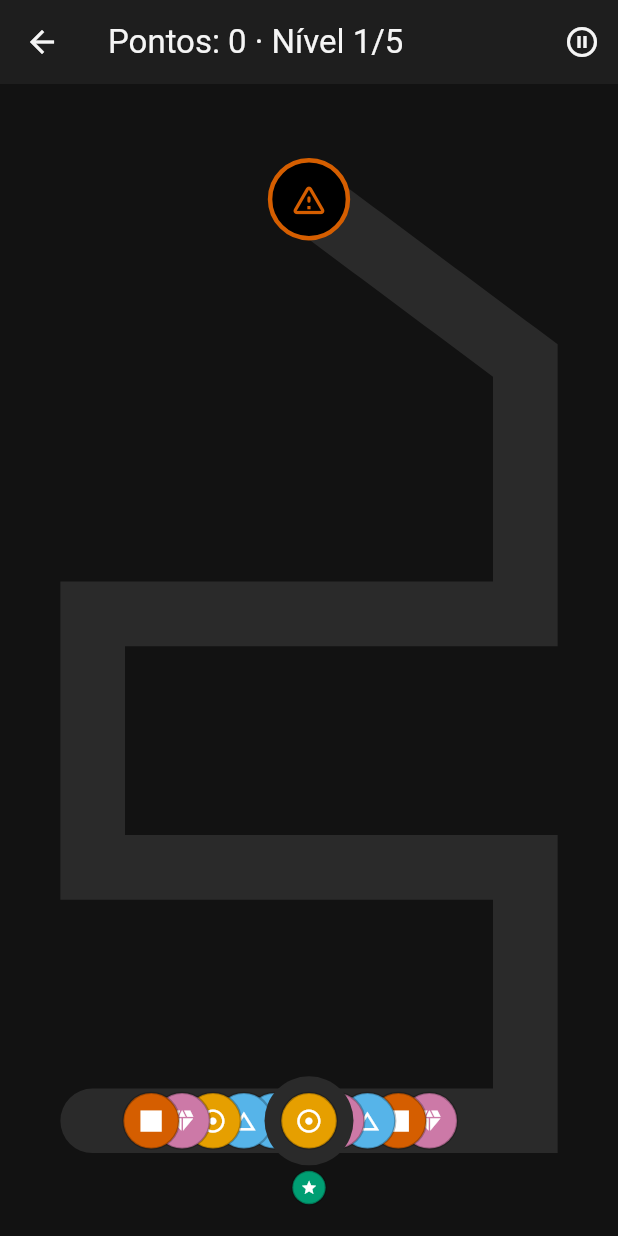
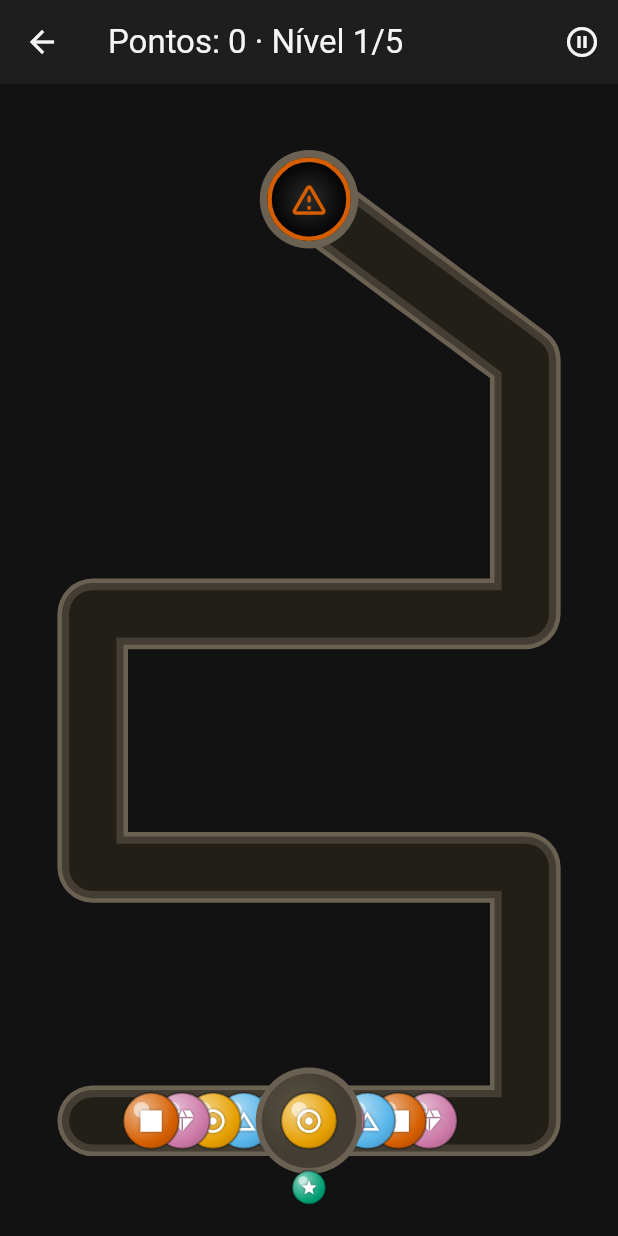
Before and after one commit to SCCPScar/CristianoGames, a Flutter app: the screen it shows after launch, after a tap on "ZUMA", on a phone screen of 412 x 824 dp. Run offline on Flutter 3.47's test engine with Material 3 defaults, Android fonts, the phone set to English and light mode, and no system bars; our stand-ins replace shared_preferences.

Commit message:
Dar visual retro-arcade aos blocos e bolas, mantendo acessibilidade
Blocos do Tetris ganham bisel de luz/sombra (efeito "gelatina" clássico)
dentro de uma moldura metálica no tabuleiro, e as bolas do Zuma ganham
gradiente radial + brilho especular pra parecer vidro/mármore, com o
caminho esculpido como um canal de pedra. Cor e ícone/letra continuam a
mesma combinação de antes — só o acabamento visual mudou.

Co-Authored-By: Claude Sonnet 5 <noreply@anthropic.com>
Claude-Session: https://claude.ai/code/session_01NgEVjgQ8asF24VmuusibPQ

```diff
--- a/lib/games/zuma/zuma_painter.dart
+++ b/lib/games/zuma/zuma_painter.dart
@@ -37,28 +37,70 @@ class ZumaPainter extends CustomPainter {
     _drawShooter(canvas, size);
   }
 
+  static const _stoneBase = Color(0xFF433d33);
+  static const _stoneGroove = Color(0xFF221f19);
+  static const _stoneRim = Color(0xFF6b6152);
+
   void _drawTrack(Canvas canvas, Size size) {
     final points = controller.path.pixelPoints(size);
-    final paint = Paint()
-      ..color = AppColors.surfaceHigh
-      ..style = PaintingStyle.stroke
-      ..strokeWidth = controller.ballRadius * 2 + 6
-      ..strokeCap = StrokeCap.round;
     final path = Path()..moveTo(points.first.dx, points.first.dy);
     for (final p in points.skip(1)) {
       path.lineTo(p.dx, p.dy);
     }
-    canvas.drawPath(path, paint);
+    final r = controller.ballRadius;
+
+    // Carved-stone channel: a raised rim, then a sunken groove on top so
+    // the track reads as cut into stone rather than a flat gray stripe.
+    canvas.drawPath(
+      path,
+      Paint()
+        ..color = _stoneRim
+        ..style = PaintingStyle.stroke
+        ..strokeWidth = r * 2 + 10
+        ..strokeCap = StrokeCap.round
+        ..strokeJoin = StrokeJoin.round,
+    );
+    canvas.drawPath(
+      path,
+      Paint()
+        ..color = _stoneBase
+        ..style = PaintingStyle.stroke
+        ..strokeWidth = r * 2 + 4
+        ..strokeCap = StrokeCap.round
+        ..strokeJoin = StrokeJoin.round,
+    );
+    canvas.drawPath(
+      path,
+      Paint()
+        ..color = _stoneGroove
+        ..style = PaintingStyle.stroke
+        ..strokeWidth = r * 1.7
+        ..strokeCap = StrokeCap.round
+        ..strokeJoin = StrokeJoin.round,
+    );
   }
 
   void _drawGoal(Canvas canvas, Size size) {
     final pos = controller.path.pixelAt(controller.path.totalLength, size);
-    final r = controller.ballRadius * 1.4;
-    canvas.drawCircle(pos, r, Paint()..color = Colors.black);
-    canvas.drawCircle(pos, r, Paint()
-      ..color = AppColors.danger
-      ..style = PaintingStyle.stroke
-      ..strokeWidth = 3);
+    final r = controller.ballRadius * 1.5;
+
+    canvas.drawCircle(pos, r + 5, Paint()..color = _stoneRim);
+    canvas.drawCircle(
+      pos,
+      r,
+      Paint()
+        ..shader = RadialGradient(
+          colors: const [Color(0xFF2a2a2a), Colors.black],
+        ).createShader(Rect.fromCircle(center: pos, radius: r)),
+    );
+    canvas.drawCircle(
+      pos,
+      r - 1.5,
+      Paint()
+        ..color = AppColors.danger
+        ..style = PaintingStyle.stroke
+        ..strokeWidth = 3,
+    );
     final icon = Icons.warning_amber_rounded;
     final tp = TextPainter(
       text: TextSpan(
@@ -70,22 +112,54 @@ class ZumaPainter extends CustomPainter {
     tp.paint(canvas, pos - Offset(tp.width / 2, tp.height / 2));
   }
 
+  /// Draws a ball as a glossy marble: a radial gradient for the rounded
+  /// shading, a small specular highlight, a dark rim, and the icon glyph
+  /// on top — color and icon together, never color alone.
   void _drawBall(Canvas canvas, Offset pos, double radius, BallType type) {
     final style = ballStyles[type]!;
-    canvas.drawCircle(pos, radius, Paint()..color = style.color);
+    final light = Color.lerp(style.color, Colors.white, 0.55)!;
+    final dark = Color.lerp(style.color, Colors.black, 0.35)!;
+
     canvas.drawCircle(
       pos,
       radius,
       Paint()
-        ..color = Colors.black.withValues(alpha: 0.25)
+        ..shader = RadialGradient(
+          center: const Alignment(-0.35, -0.4),
+          radius: 1.1,
+          colors: [light, style.color, dark],
+          stops: const [0.0, 0.55, 1.0],
+        ).createShader(Rect.fromCircle(center: pos, radius: radius)),
+    );
+    canvas.drawCircle(
+      pos,
+      radius,
+      Paint()
+        ..color = Colors.black.withValues(alpha: 0.3)
         ..style = PaintingStyle.stroke
         ..strokeWidth = 1.5,
     );
+    canvas.drawCircle(
+      pos + Offset(-radius * 0.35, -radius * 0.4),
+      radius * 0.28,
+      Paint()..color = Colors.white.withValues(alpha: 0.55),
+    );
+
     final fg = legibleForegroundOn(style.color);
     final tp = TextPainter(
       text: TextSpan(
         text: String.fromCharCode(style.icon.codePoint),
-        style: TextStyle(fontSize: radius, fontFamily: style.icon.fontFamily, color: fg),
+        style: TextStyle(
+          fontSize: radius,
+          fontFamily: style.icon.fontFamily,
+          color: fg,
+          shadows: [
+            Shadow(
+              color: fg == Colors.white ? Colors.black45 : Colors.white38,
+              blurRadius: 2,
+            ),
+          ],
+        ),
       ),
       textDirection: TextDirection.ltr,
     )..layout();
@@ -114,7 +188,17 @@ class ZumaPainter extends CustomPainter {
 
   void _drawShooter(Canvas canvas, Size size) {
     final pos = controller.shooterPosition;
-    canvas.drawCircle(pos, controller.ballRadius * 1.6, Paint()..color = AppColors.surfaceHigh);
+    final pedestalR = controller.ballRadius * 1.7;
+    canvas.drawCircle(pos, pedestalR + 4, Paint()..color = _stoneRim);
+    canvas.drawCircle(
+      pos,
+      pedestalR,
+      Paint()
+        ..shader = RadialGradient(
+          center: const Alignment(-0.3, -0.3),
+          colors: const [Color(0xFF57503f), _stoneBase],
+        ).createShader(Rect.fromCircle(center: pos, radius: pedestalR)),
+    );
     _drawBall(canvas, pos, controller.ballRadius, controller.currentBall);
 
     final nextPos = pos + Offset(0, controller.ballRadius * 2.4);
```
Also changed, not shown: lib/games/tetris/board_painter.dart (+62 -5 lines), lib/games/tetris/tetris_screen.dart (+17 -0 lines).
